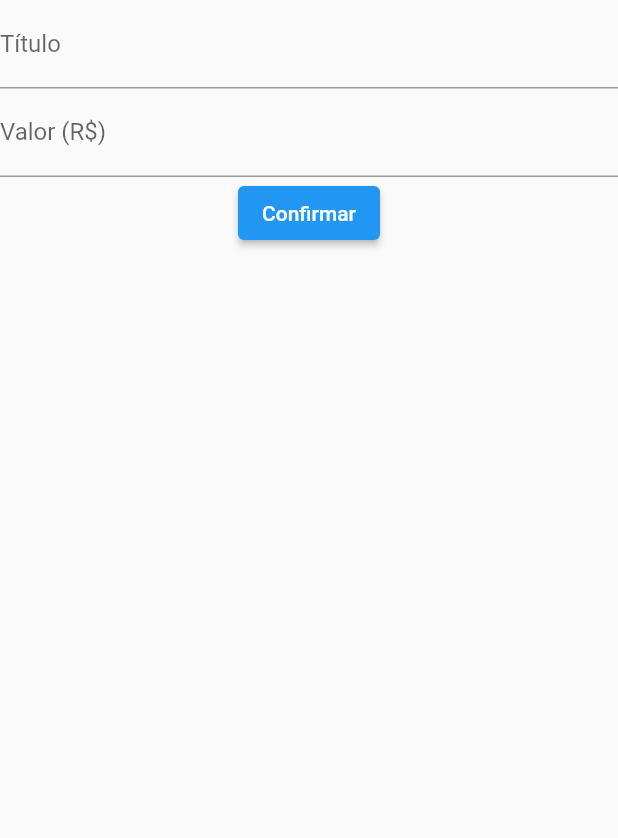
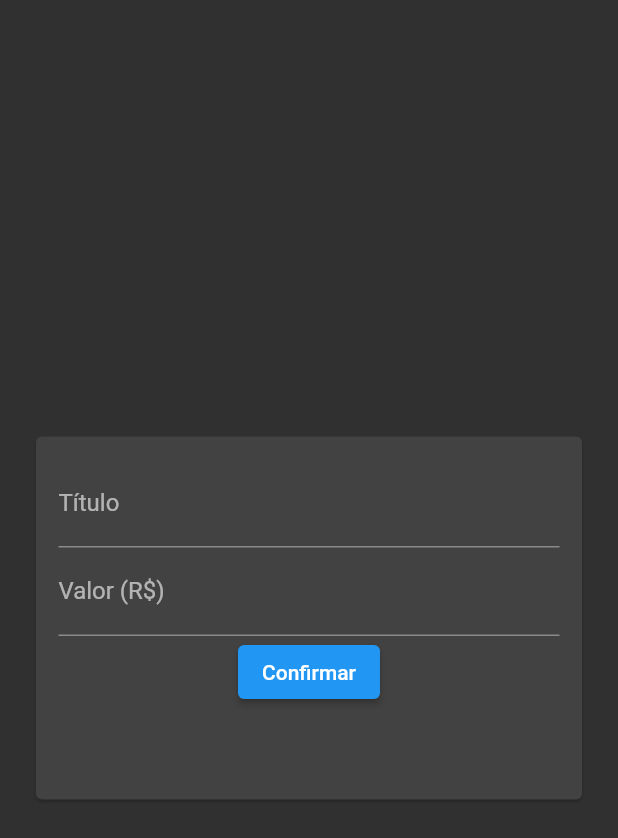
Before and after one commit to Pedroagvs/App_Financas, a Flutter app: the screen it shows after launch, after a tap on the "add" icon, on a phone screen of 412 x 824 dp. Shown: the top 838 px of the screen. Run offline on Flutter 3.47's test engine with Material 2 defaults, Android fonts, the phone set to English and light mode, and no system bars.

Commit message:
primeiras-pages

```diff
--- a/lib/components/transaction_form.dart
+++ b/lib/components/transaction_form.dart
@@ -1,31 +1,73 @@
+import 'package:financas_pessoais/provider/transactions.dart';
 import 'package:flutter/material.dart';
+import 'package:provider/provider.dart';
 
-class TrasactionForm extends StatelessWidget {
-  const TrasactionForm({Key? key}) : super(key: key);
+// ignore: must_be_immutable
+class TransactionForm extends StatelessWidget {
+  final GlobalKey<FormState> _formKey = GlobalKey<FormState>();
+  String? title;
+  String? value;
 
   @override
   Widget build(BuildContext context) {
+    var tr = Provider.of<Transactions>(context);
     return Scaffold(
-      body: Container(
+      body: Center(
+        child: Padding(
+          padding: const EdgeInsets.all(20.0),
+          child: Container(
+            width: double.infinity,
+            height: 250,
+            child: Card(
+              child: Padding(
+                padding: const EdgeInsets.all(15.0),
+                child: Column(
+                  children: [
+                    Form(
+                      key: _formKey,
                       child: Column(
                         children: [
                           TextFormField(
                             keyboardType: TextInputType.name,
                             textInputAction: TextInputAction.next,
                             decoration: InputDecoration(labelText: 'Título'),
+                            onSaved: (value) {
+                              if (value!.isNotEmpty) {
+                                title = value;
+                              }
+                            },
                           ),
                           TextFormField(
                               keyboardType: TextInputType.number,
                               textInputAction: TextInputAction.done,
-              decoration: InputDecoration(labelText: 'Valor (R\$)'),
+                              decoration:
+                                  InputDecoration(labelText: 'Valor (R\$)'),
+                              onSaved: (val) {
+                                if (val!.isNotEmpty) {
+                                  if (val != '0.00') {
+                                    value = val;
+                                  }
+                                }
+                              }),
+                        ],
+                      ),
                     ),
                     ElevatedButton(
                       onPressed: () {
+                        if (_formKey.currentState!.validate()) {
+                          _formKey.currentState!.save();
+                          tr.addTransaction(title!, value!);
+                        }
+
                         Navigator.of(context).pop();
                       },
                       child: Text("Confirmar"),
-            )
+                    ),
                   ],
+                ),
+              ),
+            ),
+          ),
         ),
       ),
     );
--- a/lib/components/transaction_list.dart
+++ b/lib/components/transaction_list.dart
@@ -1,24 +1,18 @@
 import 'package:financas_pessoais/models/transaction.dart';
+import 'package:financas_pessoais/provider/transactions.dart';
 import 'package:flutter/material.dart';
 import 'package:intl/intl.dart';
+import 'package:provider/provider.dart';
 
-class TrasactionList extends StatelessWidget {
-  TrasactionList({Key? key}) : super(key: key);
-  final List<Transaction> _trasaction = [
-    Transaction(id: '1', date: DateTime.now(), title: 'Festa', value: 35.00),
-    Transaction(
-        id: '2', date: DateTime.now(), title: 'Supermercado', value: 1500.00),
-    Transaction(id: '3', date: DateTime.now(), title: 'Açai', value: 20.00),
-  ];
+// ignore: must_be_immutable
+class TransactionList extends StatelessWidget {
   @override
   Widget build(BuildContext context) {
-    return Scaffold(
-      body: Container(
-        width: double.infinity,
-        height: 500,
-        child: ListView.builder(
+    var tr = Provider.of<Transactions>(context).listTransactions;
+
+    return ListView.builder(
       scrollDirection: Axis.vertical,
-          itemCount: _trasaction.length,
+      itemCount: tr.length,
       itemBuilder: (BuildContext context, int index) {
         return Padding(
           padding: const EdgeInsets.only(top: 2, left: 10, right: 10),
@@ -38,7 +32,7 @@ class TrasactionList extends StatelessWidget {
                   child: Padding(
                     padding: const EdgeInsets.all(8.0),
                     child: Text(
-                          "R\$" + "${_trasaction[index].value.toString()}",
+                      "R\$" + "${tr[index].value.toString()}",
                       textAlign: TextAlign.center,
                       style: TextStyle(
                           fontWeight: FontWeight.bold,
@@ -48,11 +42,11 @@ class TrasactionList extends StatelessWidget {
                   ),
                 ),
                 title: Text(
-                      _trasaction[index].title,
+                  tr[index].title,
                   style: TextStyle(fontSize: 18),
                 ),
-                    subtitle: Text(DateFormat(" dd/MM/yy hh:mm")
-                        .format(_trasaction[index].date)),
+                subtitle:
+                    Text(DateFormat(" dd/MM/yy hh:mm").format(tr[index].date)),
                 trailing: Icon(
                   Icons.monetization_on,
                   color: Colors.green,
@@ -63,8 +57,6 @@ class TrasactionList extends StatelessWidget {
           ),
         );
       },
-        ),
-      ),
     );
   }
 }
--- /dev/null
+++ b/lib/components/transaction_user.dart
@@ -0,0 +1,39 @@
+import 'dart:math';
+
+import 'package:financas_pessoais/components/transaction_list.dart';
+import 'package:flutter/material.dart';
+import 'package:financas_pessoais/models/transaction.dart';
+
+class TransactionUser extends StatefulWidget {
+  const TransactionUser({Key? key}) : super(key: key);
+
+  @override
+  _TrasactionUserState createState() => _TrasactionUserState();
+}
+
+class _TrasactionUserState extends State<TransactionUser> {
+  List<Transaction> transactions = [];
+
+  addTransaction(String title, String value) {
+    var newTr = Transaction(
+        date: DateTime.now(),
+        id: Random().nextDouble().toString(),
+        title: title,
+        value: value);
+    setState(() {
+      transactions.add(newTr);
+    });
+  }
+
+  @override
+  Widget build(BuildContext context) {
+    return Container(
+      child: Column(
+        children: [
+          Container(
+              width: double.infinity, height: 350, child: TransactionList()),
+        ],
+      ),
+    );
+  }
+}
--- a/lib/main.dart
+++ b/lib/main.dart
@@ -1,7 +1,9 @@
 import 'package:financas_pessoais/pages/home_page.dart';
 import 'package:financas_pessoais/components/transaction_form.dart';
+import 'package:financas_pessoais/provider/transactions.dart';
 import 'package:financas_pessoais/routes/routes.dart';
 import 'package:flutter/material.dart';
+import 'package:provider/provider.dart';
 
 void main() {
   runApp(MyApp());
@@ -9,15 +11,19 @@ void main() {
 
 class MyApp extends StatelessWidget {
   Widget build(BuildContext context) {
-    return MaterialApp(
-      title: 'Flutter Demo',
-      theme: ThemeData(
-        primarySwatch: Colors.blue,
+    return MultiProvider(
+      providers: [
+        ChangeNotifierProvider(
+          create: (ctx) => new Transactions(),
+        )
+      ],
+      child: MaterialApp(
+        theme: ThemeData.dark(),
+        routes: {
+          Routes.HOME: (_) => Home(),
+          Routes.TransactionFORM: (_) => TransactionForm(),
+        },
       ),
-      routes: {
-        Routes.HOME: (_) => Home(),
-        Routes.TrasactionFORM: (_) => TrasactionForm(),
-      },
     );
   }
 }
--- a/lib/models/transaction.dart
+++ b/lib/models/transaction.dart
@@ -2,7 +2,7 @@ class Transaction {
   final String? id;
   final String title;
   final DateTime date;
-  final double? value;
+  final String? value;
 
   Transaction(
       {required this.date,
--- a/lib/pages/home_page.dart
+++ b/lib/pages/home_page.dart
@@ -1,4 +1,4 @@
-import 'package:financas_pessoais/components/transaction_list.dart';
+import 'package:financas_pessoais/components/transaction_user.dart';
 import 'package:financas_pessoais/routes/routes.dart';
 import 'package:flutter/material.dart';
 
@@ -13,14 +13,14 @@ class Home extends StatelessWidget {
         actions: [
           IconButton(
             onPressed: () {
-              Navigator.of(context).pushNamed(Routes.TrasactionFORM);
+              Navigator.of(context).pushNamed(Routes.TransactionFORM);
             },
             icon: Icon(Icons.add),
           ),
         ],
       ),
       body: Container(
-        child: TrasactionList(),
+        child: TransactionUser(),
       ),
     );
   }
--- /dev/null
+++ b/lib/provider/transactions.dart
@@ -0,0 +1,27 @@
+import 'dart:math';
+
+import 'package:financas_pessoais/models/transaction.dart';
+import 'package:flutter/material.dart';
+
+class Transactions extends ChangeNotifier {
+  List<Transaction> _transaction = [];
+
+  List<Transaction> get listTransactions {
+    return _transaction;
+  }
+
+  addTransaction(String title, String value) {
+    var newTr = Transaction(
+        date: DateTime.now(),
+        id: Random().nextDouble().toString(),
+        title: title,
+        value: value);
+    _transaction.add(newTr);
+    notifyListeners();
+  }
+
+  deleteTransaction(String id) {
+    _transaction.remove(id);
+    notifyListeners();
+  }
+}
--- a/lib/routes/routes.dart
+++ b/lib/routes/routes.dart
@@ -1,4 +1,4 @@
 class Routes {
   static const HOME = '/';
-  static const TrasactionFORM = 'trasactionform';
+  static const TransactionFORM = 'trasactionform';
 }
--- a/pubspec.yaml
+++ b/pubspec.yaml
@@ -24,7 +24,7 @@ dependencies:
   flutter:
     sdk: flutter
   intl: ^0.17.0
-
+  provider: ^5.0.0
   # The following adds the Cupertino Icons font to your application.
   # Use with the CupertinoIcons class for iOS style icons.
   cupertino_icons: ^1.0.2
```
Also changed, not shown: pubspec.lock. Lines whose indentation alone changed are shown as unchanged.
